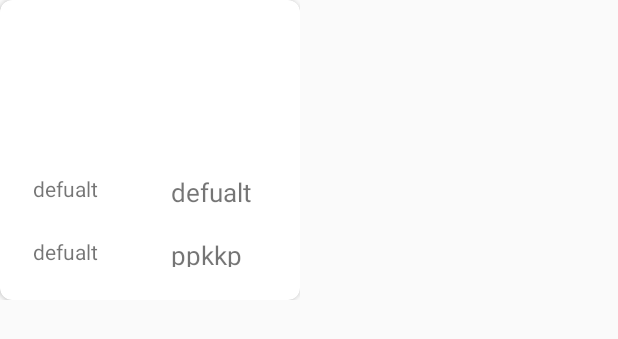
After one commit to NivMaman/AdoptPetAndroid, an Android app: the layout pet_card_holder.xml on its own in the app's theme, with its tools: preview values and no code run, on a phone screen of 412 x 824 dp. The commit adds this screen. Shown: the top 339 px of the screen. Run offline under Robolectric (Android 15) with nearby library versions, the phone set to English and light mode, and no system bars.

Commit message:
add cardView.xml and first phase of rcyclerView

```diff
--- a/app/src/main/java/com/example/adoptpet/DBWraper.java
+++ b/app/src/main/java/com/example/adoptpet/DBWraper.java
@@ -3,6 +3,6 @@ package com.example.adoptpet;
 import com.google.firebase.auth.FirebaseAuth;
 
 public class DBWraper {
-    private static FirebaseAuth userAuth;
+    public static FirebaseAuth userAuth = FirebaseAuth.getInstance();
 
 }
--- a/app/src/main/java/com/example/adoptpet/HomeActivity.java
+++ b/app/src/main/java/com/example/adoptpet/HomeActivity.java
@@ -1,10 +1,17 @@
 package com.example.adoptpet;
 
 import androidx.appcompat.app.AppCompatActivity;
+import androidx.recyclerview.widget.RecyclerView;
 
 import android.os.Bundle;
+import android.widget.EditText;
+import android.widget.TextView;
+
+import com.firebase.ui.firestore.FirestoreRecyclerAdapter;
 
 public class HomeActivity extends AppCompatActivity {
+    private RecyclerView recyclerView;
+    private FirestoreRecyclerAdapter adapter;
 
     @Override
     protected void onCreate(Bundle savedInstanceState) {
--- a/app/src/main/res/layout/activity_home.xml
+++ b/app/src/main/res/layout/activity_home.xml
@@ -6,4 +6,11 @@
     android:layout_height="match_parent"
     tools:context=".HomeActivity">
 
+    <android.support.v7.widget.RecyclerView
+        android:id="@+id/list"
+        android:layout_width="match_parent"
+        android:layout_height="match_parent"
+        app:layout_constraintBottom_toBottomOf="parent"
+        app:layout_constraintTop_toTopOf="parent" />
+
 </androidx.constraintlayout.widget.ConstraintLayout>
--- /dev/null
+++ b/app/src/main/res/layout/pet_card_holder.xml
@@ -0,0 +1,70 @@
+<?xml version="1.0" encoding="utf-8"?>
+<LinearLayout xmlns:android="http://schemas.android.com/apk/res/android"
+    xmlns:card_view="http://schemas.android.com/apk/res-auto"
+    android:layout_width="200dp"
+    android:layout_height="200dp"
+    android:orientation="vertical">
+
+    <android.support.v7.widget.CardView
+        android:layout_width="match_parent"
+        android:layout_height="match_parent"
+        android:elevation="3dp"
+        card_view:cardCornerRadius="@dimen/card_album_radius">
+
+        <androidx.constraintlayout.widget.ConstraintLayout
+            android:layout_width="match_parent"
+            android:layout_height="match_parent">
+
+            <ImageView
+                android:id="@+id/pet_picture"
+                android:layout_width="match_parent"
+                android:layout_height="100dp" />
+
+            <TextView
+                android:id="@+id/pet_name"
+                android:layout_width="70dp"
+                android:layout_height="20dp"
+                android:layout_margin="@dimen/small_dimen"
+                android:text="defualt"
+                android:textSize="17sp"
+                card_view:layout_constraintEnd_toEndOf="parent"
+                card_view:layout_constraintTop_toBottomOf="@+id/pet_picture" />
+
+            <TextView
+                android:id="@+id/pet_age"
+                android:layout_width="70dp"
+                android:layout_height="20dp"
+                android:layout_margin="@dimen/small_dimen"
+                android:text="ppkkp"
+                android:textSize="17sp"
+                card_view:layout_constraintBottom_toBottomOf="parent"
+                card_view:layout_constraintEnd_toEndOf="parent"
+                card_view:layout_constraintTop_toBottomOf="@+id/pet_name" />
+
+            <TextView
+                android:id="@+id/pet_dog_or_cat"
+                android:layout_width="70dp"
+                android:layout_height="20dp"
+                android:layout_margin="@dimen/small_dimen"
+                android:text="defualt"
+                card_view:layout_constraintEnd_toStartOf="@+id/pet_name"
+                card_view:layout_constraintStart_toStartOf="parent"
+                card_view:layout_constraintTop_toBottomOf="@+id/pet_picture" />
+
+            <TextView
+                android:id="@+id/pet_kind"
+                android:layout_width="70dp"
+                android:layout_height="20dp"
+                android:layout_margin="@dimen/small_dimen"
+                android:text="defualt"
+                card_view:layout_constraintBottom_toBottomOf="parent"
+                card_view:layout_constraintEnd_toStartOf="@+id/pet_age"
+                card_view:layout_constraintStart_toStartOf="parent"
+                card_view:layout_constraintTop_toBottomOf="@+id/pet_dog_or_cat" />
+
+
+        </androidx.constraintlayout.widget.ConstraintLayout>
+    </android.support.v7.widget.CardView>
+
+
+</LinearLayout>
--- /dev/null
+++ b/app/src/main/res/values/dimens.xml
@@ -0,0 +1,7 @@
+<?xml version="1.0" encoding="utf-8"?>
+<resources>
+    <dimen name="small_dimen">16dp</dimen>
+    <dimen name="medium_dimen">32dp</dimen>
+    <dimen name="big_dimen">64dp</dimen>
+
+</resources>
```
